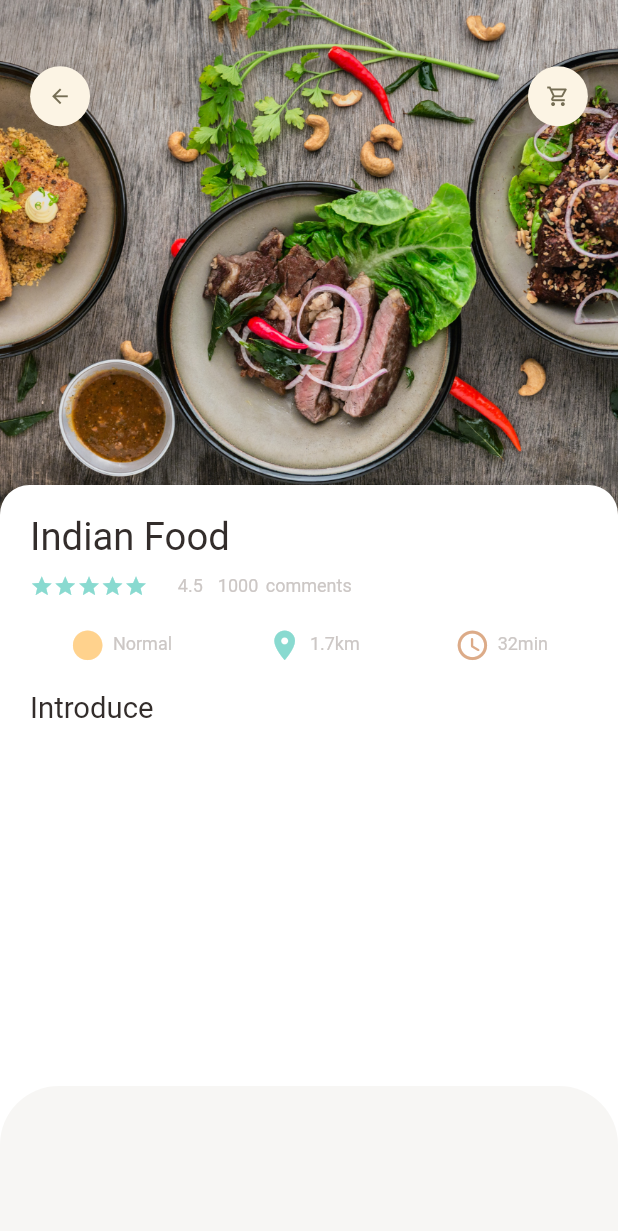
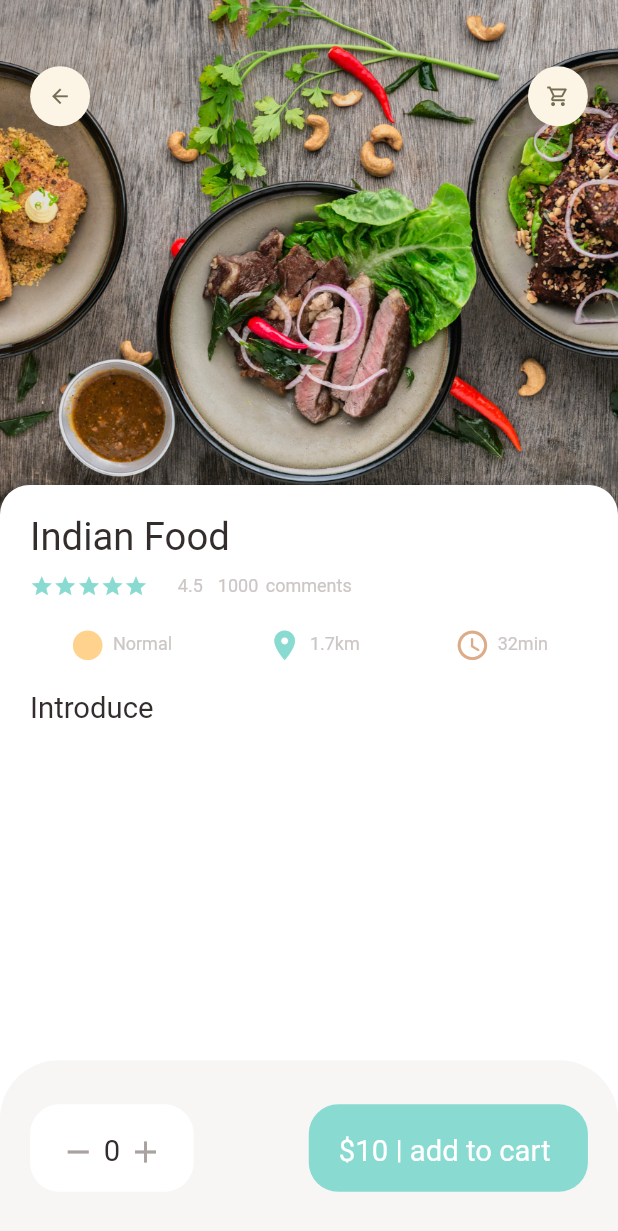
Before and after one commit to abdGhost/ecommerce_app, a Flutter app: the screen it shows after launch, on a phone screen of 412 x 824 dp. Shown: the top 1231 px of the screen. Run offline on Flutter 3.47's test engine with Material 2 defaults, Android fonts, the phone set to English and light mode, and no system bars; our stand-ins replace dots_indicator, get.

Commit message:
Edited file location and also added key construtor

```diff
--- a/lib/main.dart
+++ b/lib/main.dart
@@ -17,7 +17,7 @@ class MyApp extends StatelessWidget {
       theme: ThemeData(
         primarySwatch: Colors.blue,
       ),
-      home: PopularFoodDetails(),
+      home: const PopularFoodDetails(),
     );
   }
 }
--- a/lib/pages/food/popular_food_details.dart
+++ b/lib/pages/food/popular_food_details.dart
@@ -1,4 +1,3 @@
-import 'package:flutter/cupertino.dart';
 import 'package:flutter/material.dart';
 import 'package:shop_app/util/app_color.dart';
 import 'package:shop_app/util/dimensions.dart';
@@ -81,7 +80,7 @@ class PopularFoodDetails extends StatelessWidget {
         ],
       ),
       bottomNavigationBar: Container(
-        height: 100,
+        height: Dimensions.bottomNavBarHeight,
         padding: EdgeInsets.only(
           top: Dimensions.height30,
           bottom: Dimensions.height30,
@@ -95,6 +94,62 @@ class PopularFoodDetails extends StatelessWidget {
             topRight: Radius.circular(Dimensions.radius20 * 2),
           ),
         ),
+        child: Row(
+          mainAxisAlignment: MainAxisAlignment.spaceBetween,
+          children: [
+            Container(
+              padding: EdgeInsets.only(
+                top: Dimensions.height20,
+                bottom: Dimensions.height20,
+                left: Dimensions.width20,
+                right: Dimensions.width20,
+              ),
+              decoration: BoxDecoration(
+                color: Colors.white,
+                borderRadius: BorderRadius.circular(
+                  Dimensions.radius20,
+                ),
+              ),
+              child: Row(
+                children: [
+                  const Icon(
+                    Icons.remove,
+                    color: AppColors.signColor,
+                  ),
+                  SizedBox(
+                    width: Dimensions.width10 / 2,
+                  ),
+                  BigText(text: "0"),
+                  SizedBox(
+                    width: Dimensions.width10 / 2,
+                  ),
+                  const Icon(
+                    Icons.add,
+                    color: AppColors.signColor,
+                  ),
+                ],
+              ),
+            ),
+            Container(
+              padding: EdgeInsets.only(
+                top: Dimensions.height20,
+                bottom: Dimensions.height20,
+                left: Dimensions.width20,
+                right: Dimensions.width20,
+              ),
+              decoration: BoxDecoration(
+                borderRadius: BorderRadius.circular(
+                  Dimensions.radius20,
+                ),
+                color: AppColors.mainColor,
+              ),
+              child: BigText(
+                text: "\$10 | add to cart ",
+                color: Colors.white,
+              ),
+            ),
+          ],
+        ),
       ),
     );
   }
--- a/lib/util/dimensions.dart
+++ b/lib/util/dimensions.dart
@@ -47,4 +47,7 @@ class Dimensions {
 
   // Popular Food Section
   static double popularFoodImageSize = screenHeight / 2.4;
+
+  // Bottom Navigation Bar height
+  static double bottomNavBarHeight = screenHeight / 7.03;
 }
--- a/lib/widget/app_column.dart
+++ b/lib/widget/app_column.dart
@@ -1,4 +1,3 @@
-import 'package:flutter/cupertino.dart';
 import 'package:flutter/material.dart';
 import 'package:shop_app/widget/small_text.dart';
 
--- a/lib/widget/appbar_icon.dart
+++ b/lib/widget/appbar_icon.dart
@@ -8,7 +8,8 @@ class AppbarIcon extends StatelessWidget {
   final Color iconColor;
   final double size;
 
-  AppbarIcon({
+  const AppbarIcon({
+    super.key,
     required this.icon,
     this.backgroundColor = const Color(0xFFfcf4e4),
     this.iconColor = const Color(0xFF756d54),
--- a/lib/widget/big_text.dart
+++ b/lib/widget/big_text.dart
@@ -7,6 +7,7 @@ class BigText extends StatelessWidget {
   TextOverflow textOverFlow;
   double size;
   BigText({
+    super.key,
     this.color = const Color(0xFF332d2b),
     required this.text,
     this.textOverFlow = TextOverflow.ellipsis,
--- a/lib/widget/icon_and_text_widget.dart
+++ b/lib/widget/icon_and_text_widget.dart
@@ -9,6 +9,7 @@ class IconAndTextWidget extends StatelessWidget {
   final Color iconColor;
 
   IconAndTextWidget({
+    super.key,
     required this.text,
     required this.icon,
     required this.iconColor,
--- a/lib/widget/small_text.dart
+++ b/lib/widget/small_text.dart
@@ -7,6 +7,7 @@ class SmallText extends StatelessWidget {
   double height;
 
   SmallText({
+    super.key,
     this.color = const Color(0xFFccc7c5),
     required this.text,
     this.size = 12,
```
